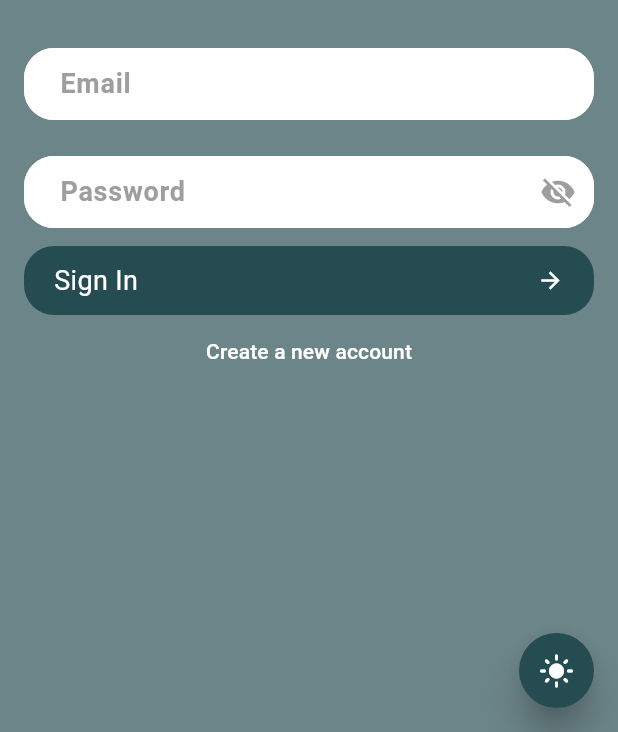
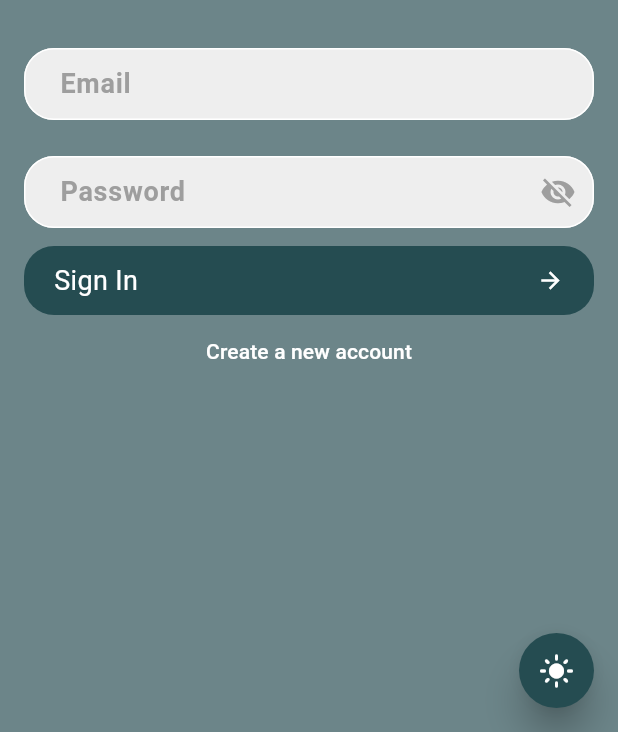
Before and after one commit to eslam301/fit_genie, a Flutter app: the screen it shows after launch, on a phone screen of 412 x 824 dp, the part 504-1236 px from its top. Run offline on Flutter 3.47's test engine with Material 3 defaults, Android fonts, the phone set to English and light mode, and no system bars; our stand-ins replace animate_do, cached_network_image, carousel_slider, firebase_auth, firebase_core, flutter_svg and 4 more; missing offline and left inert: flutter_3d_controller; accounts and stored records are empty; Roboto replaces fonts that are missing (Lobster).

```diff
--- a/lib/core/widgets/custom_drawer.dart
+++ b/lib/core/widgets/custom_drawer.dart
@@ -1,7 +1,6 @@
 import 'package:flutter/material.dart';
 import 'package:get/get.dart';
 import '../../fire_base/firebase.dart';
-import '../../main.dart';
 import '../../pages/notification/notification_view.dart';
 import '../../pages/profile/profile_view.dart';
 import '../../pages/sign-in/sign_in.dart';
@@ -13,7 +12,6 @@ class CustomDrawer extends StatelessWidget {
     var theme = Theme.of(context);
     var height = MediaQuery.of(context).size.height;
     var width = MediaQuery.of(context).size.width;
-    final ThemeController themeController = Get.find();
     return Container(
         width: width * 0.8,
         decoration: BoxDecoration(
--- a/lib/core/widgets/custom_text_field.dart
+++ b/lib/core/widgets/custom_text_field.dart
@@ -1,3 +1,4 @@
+
 import 'package:flutter/material.dart';
 
 class CustomTextField extends StatefulWidget {
@@ -51,9 +52,10 @@ class _CustomTextFieldState extends State<CustomTextField> {
               : widget.suffixIcon,
           suffixIconColor: Colors.grey,
           filled: true,
-          fillColor: Colors.white,
+          fillColor: Colors.grey[200],
           floatingLabelStyle: TextStyle(
             color: Theme.of(context).primaryColor,
+
             fontWeight: FontWeight.bold,
             fontSize: 21,
           ),
--- a/lib/core/widgets/drop_down_bar.dart
+++ b/lib/core/widgets/drop_down_bar.dart
@@ -12,7 +12,7 @@ class DropDownBarTheme extends StatefulWidget {
 }
 
 class _DropDownBarState extends State<DropDownBarTheme> {
-  final List<String> _items = ["Light", "Dark"];
+  //final List<String> _items = ["Light", "Dark"];
   ThemeController themeController = Get.find();
 
   late String _selected ;
@@ -49,7 +49,7 @@ class _DropDownBarState extends State<DropDownBarTheme> {
             child: Row(
               children: [
                 Text(
-                  _selected ?? _items.first,
+                  _selected == "Light" ? "Light" : "Dark",
                   style: TextStyle(
                       fontWeight: FontWeight.bold,
                       fontSize: 20,
--- a/lib/main.dart
+++ b/lib/main.dart
@@ -41,7 +41,7 @@ class MyApp extends StatelessWidget {
         ProfilePage.routeName: (context) =>  const ProfilePage(),
         PremiumPlansView.routeName: (context) => const PremiumPlansView(),
       },
-      transitionDuration: const Duration(milliseconds: 1650),
+      transitionDuration: const Duration(milliseconds: 650),
       defaultTransition: Transition.rightToLeft,
     );
   }
--- a/lib/pages/News/news_details_view_screen.dart
+++ b/lib/pages/News/news_details_view_screen.dart
@@ -2,14 +2,13 @@ import 'package:cached_network_image/cached_network_image.dart';
 import 'package:flutter/material.dart';
 import 'package:flutter_widget_from_html/flutter_widget_from_html.dart';
 import 'package:get/get.dart';
-import 'package:get/get_core/src/get_main.dart';
 
 import '../../core/widgets/webView/webView_screen.dart';
 import 'news_api_config/source_model.dart';
 class ArticleDetails extends StatelessWidget {
   final ArticleModel articlesModel;
   final int index;
-  ArticleDetails({super.key, required this.articlesModel, required this.index});
+  const ArticleDetails({super.key, required this.articlesModel, required this.index});
 
   @override
   Widget build(BuildContext context) {
--- a/lib/pages/food/food_widget/buttons.dart
+++ b/lib/pages/food/food_widget/buttons.dart
@@ -5,7 +5,7 @@ class RoundButton extends StatelessWidget {
   final String title;
   final VoidCallback onPressed;
   final double fontSize;
-  final fontWeight;
+  final FontWeight fontWeight;
 
   const RoundButton({
     super.key,
--- a/lib/pages/home/home_widget/ads_container.dart
+++ b/lib/pages/home/home_widget/ads_container.dart
@@ -1,5 +1,4 @@
 import 'package:flutter/material.dart';
-import 'package:get/get.dart';
 
 import '../../premium/premium_plans_view.dart';
 
--- a/lib/pages/model_viewer/model_test.dart
+++ b/lib/pages/model_viewer/model_test.dart
@@ -1,8 +1,5 @@
 import 'package:flutter/material.dart';
 import 'package:flutter_3d_controller/flutter_3d_controller.dart';
-import 'package:get/get.dart';
-import 'package:model_viewer_plus/model_viewer_plus.dart';
-
 class ModelTestView extends StatelessWidget {
   const ModelTestView({super.key});
 
@@ -57,7 +54,7 @@ class ModelTestView extends StatelessWidget {
           ElevatedButton(
             onPressed: () async {
               await controller.getAvailableAnimations();
-              print(await controller.getAvailableAnimations());
+              //print(await controller.getAvailableAnimations());
               controller.setCameraTarget(0.3, 0.2, 0.4);
             },
             child: const Text("Back"),
--- a/lib/pages/notification/notification_view.dart
+++ b/lib/pages/notification/notification_view.dart
@@ -11,7 +11,7 @@ class NotificationView extends StatelessWidget {
     'Notification 5',
   ];
 
-   List messages = [
+   final List messages = [
     'Message 1',
   ];
   NotificationView({super.key});
--- a/lib/pages/premium/premium_plans_view.dart
+++ b/lib/pages/premium/premium_plans_view.dart
@@ -23,7 +23,7 @@ class PremiumPlansView extends StatelessWidget {
               Icons.workspace_premium_rounded,
               color: Colors.amber,
             ),
-            Spacer(),
+            const Spacer(),
             IconButton(
                 onPressed: () {
                   Get.back();
--- a/lib/pages/sign-in/sign_in.dart
+++ b/lib/pages/sign-in/sign_in.dart
@@ -1,3 +1,4 @@
+import 'package:animate_do/animate_do.dart';
 import 'package:fitgenie/core/widgets/custom_text_field.dart';
 import 'package:fitgenie/core/widgets/logo_splash_widget.dart';
 import 'package:fitgenie/pages/sign-in/sign_up/sign_up.dart';
@@ -9,6 +10,7 @@ import '../../fire_base/firebase.dart';
 import '../../main.dart';
 
 class SignInPage extends StatefulWidget {
+
   static const String routeName = '/sign-in';
 
   const SignInPage({super.key});
@@ -20,6 +22,7 @@ class SignInPageState extends State<SignInPage> {
   final GlobalKey<FormState> signInFormKey = GlobalKey<FormState>();
   final TextEditingController _emailController = TextEditingController();
   final TextEditingController _passwordController = TextEditingController();
+  static const int  duration = 600;
   final ThemeController themeController = Get.find();
   @override
   Widget build(BuildContext context) {
@@ -54,14 +57,19 @@ class SignInPageState extends State<SignInPage> {
             child: Column(
               mainAxisAlignment: MainAxisAlignment.center,
               children: <Widget>[
-                const LogoSplashWidget(),
+                FadeInDown(
+                    duration: const Duration(milliseconds: duration),
+                    child: const LogoSplashWidget()),
                 const SizedBox(height: 20),
                 Form(
                   key: signInFormKey,
                   autovalidateMode: AutovalidateMode.onUserInteraction,
                   child: Column(
                     children: [
-                      CustomTextField(
+                      FadeInLeft(
+                        delay: const Duration(milliseconds: 100),
+                        duration: const Duration(milliseconds: duration),
+                        child: CustomTextField(
                           controller: _emailController,
                           label: 'Email',
                           keyBoardType: TextInputType.emailAddress,
@@ -75,7 +83,11 @@ class SignInPageState extends State<SignInPage> {
                             }
                           },
                         ),
-                      CustomTextField(
+                      ),
+                      FadeInRight(
+                        delay: const Duration(milliseconds: 300),
+                        duration: const Duration(milliseconds: duration),
+                        child: CustomTextField(
                           controller: _passwordController,
                           label: 'Password',
                           isPassword: true,
@@ -88,11 +100,16 @@ class SignInPageState extends State<SignInPage> {
                             }
                           },
                         ),
-                      LongButton(
+                      ),
+                      FadeInUp(
+                        delay: const Duration(milliseconds: 500),
+                        duration: const Duration(milliseconds: duration),
+                        child: LongButton(
                           label: 'Sign In',
                           onTap: () {
                             signIn(signInFormKey);
                           },
+                        ),
                       ),
                       TextButton(
                         onPressed: () {
--- a/pubspec.yaml
+++ b/pubspec.yaml
@@ -27,6 +27,7 @@ dependencies:
   cached_network_image: ^3.3.1
   webview_flutter: ^4.7.0
   flutter_3d_controller: ^1.2.1
+  animate_do: ^3.3.4
 
 #  health: ^9.0.1
 
```
Also changed, not shown: lib/fire_base/firebase.dart (+6 -5 lines), lib/pages/premium/premium_plans_widget/premium_plans_widget_container.dart (+6 -3 lines), lib/pages/sign-in/sign_up/required_form.dart (+6 -7 lines), pubspec.lock. Lines whose indentation alone changed are shown as unchanged.
